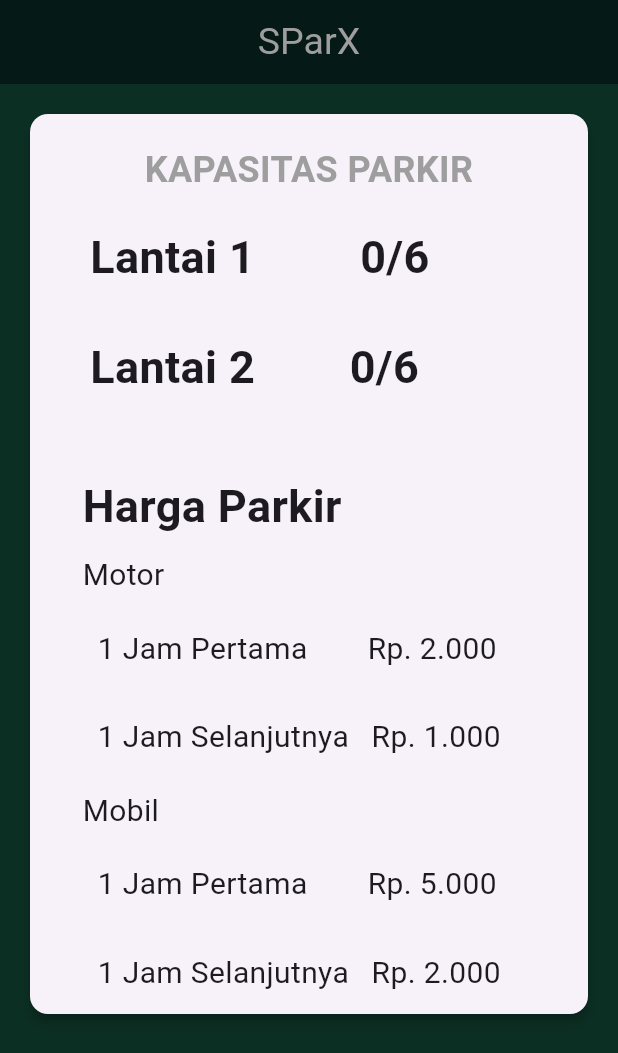
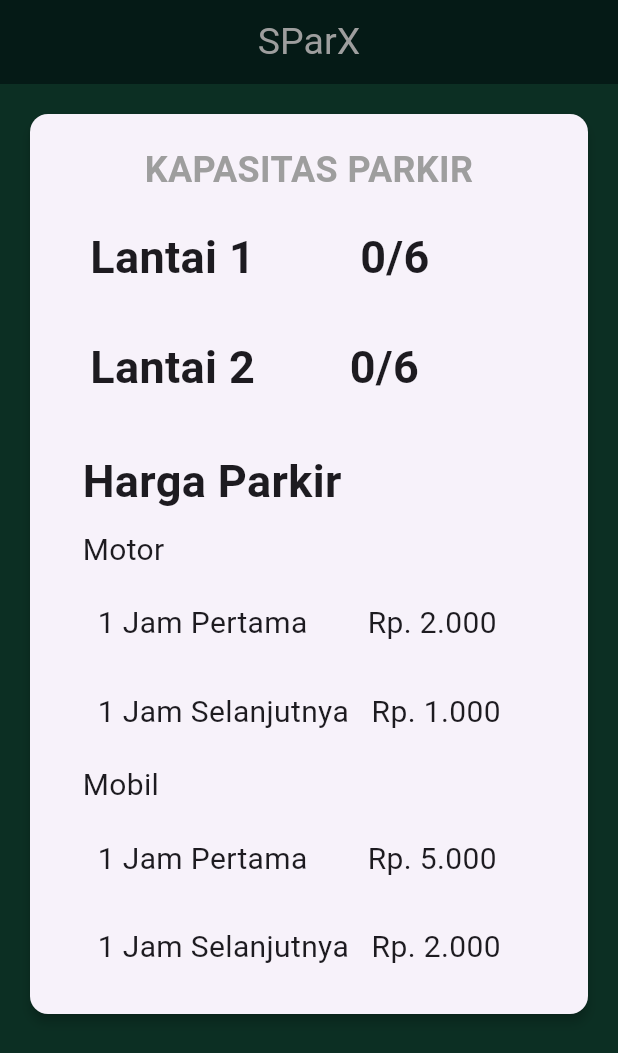
Before and after one commit to fach3f/Parkol-ParkirOnline, a Flutter app: the Kapasitas screen opened directly, on a phone screen of 412 x 824 dp. Shown: the top 1053 px of the screen. Run offline on Flutter 3.47's test engine with Material 3 defaults, Android fonts, the phone set to English and light mode, and no system bars; our stand-ins replace curved_navigation_bar, dio, fl_chart, google_fonts, loading_animation_widget, syncfusion_flutter_charts; network calls fail; Roboto replaces fonts that are missing (Goldman).

Commit message:
Update kapasitas.dart

```diff
--- a/lib/kapasitas.dart
+++ b/lib/kapasitas.dart
@@ -171,7 +171,7 @@ class _KapasitasState extends State<Kapasitas> {
                         ),
                       ],
                     ),
-                    SizedBox(height: 50),
+                    SizedBox(height: 33),
                     Row(
                       mainAxisAlignment: MainAxisAlignment.start,
                       children: [
```
